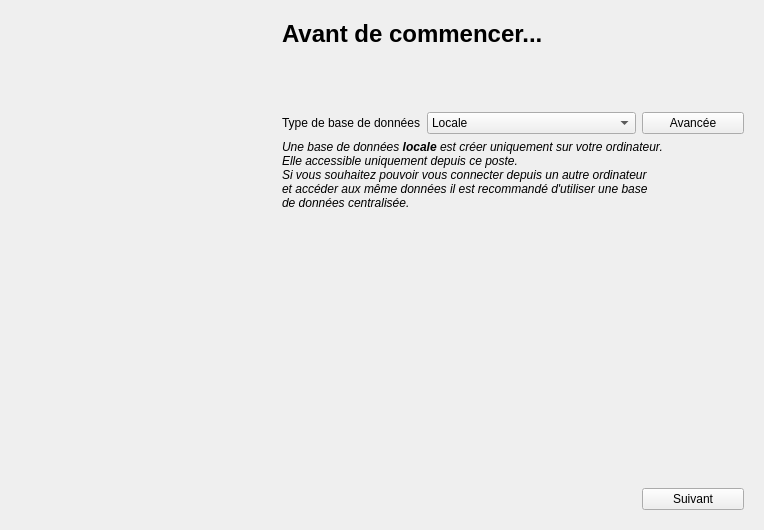
Before: the Qt Designer form src/gui/dialogs/startedwindowsdialog.ui in FACT-Team/FactDev, drawn with Qt 5.
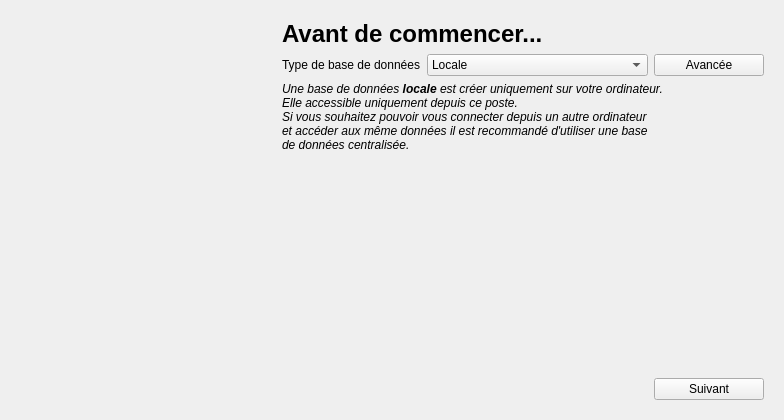
After: the same form once the commit is applied. Icons and pictures are not drawn. Custom widgets are drawn as their Qt base class.

Commit message: Modify visual aspect

```diff
--- a/src/gui/dialogs/startedwindowsdialog.ui
+++ b/src/gui/dialogs/startedwindowsdialog.ui
@@ -6,14 +6,14 @@
    <rect>
     <x>0</x>
     <y>0</y>
-    <width>764</width>
-    <height>530</height>
+    <width>784</width>
+    <height>420</height>
    </rect>
   </property>
   <property name="minimumSize">
    <size>
     <width>740</width>
-    <height>530</height>
+    <height>420</height>
    </size>
   </property>
   <property name="maximumSize">
@@ -135,21 +135,21 @@
      </widget>
      <widget class="QWidget" name="page_2">
       <layout class="QGridLayout" name="gridLayout_3">
-       <item row="2" column="3">
+       <item row="1" column="3">
         <widget class="QPushButton" name="btnAdvanced">
          <property name="text">
           <string>Avancée</string>
          </property>
         </widget>
        </item>
-       <item row="2" column="0">
+       <item row="1" column="0">
         <widget class="QLabel" name="lbDbType">
          <property name="text">
           <string>Type de base de données</string>
          </property>
         </widget>
        </item>
-       <item row="3" column="0" colspan="4">
+       <item row="2" column="0" colspan="4">
         <widget class="QLabel" name="lbDescriptionDbType">
          <property name="autoFillBackground">
           <bool>false</bool>
@@ -162,7 +162,7 @@
          </property>
         </widget>
        </item>
-       <item row="2" column="1" colspan="2">
+       <item row="1" column="1" colspan="2">
         <widget class="QComboBox" name="cbDbType">
          <item>
           <property name="text">
@@ -176,14 +176,14 @@
          </item>
         </widget>
        </item>
-       <item row="7" column="3">
+       <item row="5" column="3">
         <widget class="QPushButton" name="btnNextTo3">
          <property name="text">
           <string>Suivant</string>
          </property>
         </widget>
        </item>
-       <item row="7" column="0" colspan="3">
+       <item row="5" column="0" colspan="3">
         <spacer name="horizontalSpacer">
          <property name="orientation">
           <enum>Qt::Horizontal</enum>
@@ -196,7 +196,7 @@
          </property>
         </spacer>
        </item>
-       <item row="5" column="0" colspan="4">
+       <item row="3" column="0" colspan="4">
         <widget class="Gui::Widgets::DatabaseSettingsWidget" name="wdgDbType" native="true">
          <property name="minimumSize">
           <size>
@@ -206,19 +206,6 @@
          </property>
         </widget>
        </item>
-       <item row="6" column="0">
-        <spacer name="verticalSpacer_5">
-         <property name="orientation">
-          <enum>Qt::Vertical</enum>
-         </property>
-         <property name="sizeHint" stdset="0">
-          <size>
-           <width>20</width>
-           <height>40</height>
-          </size>
-         </property>
-        </spacer>
-       </item>
        <item row="0" column="0" colspan="4">
         <widget class="QLabel" name="lbTitleBeforeStarting">
          <property name="font">
@@ -233,21 +220,8 @@
          </property>
         </widget>
        </item>
-       <item row="1" column="1">
-        <spacer name="verticalSpacer_7">
-         <property name="orientation">
-          <enum>Qt::Vertical</enum>
-         </property>
-         <property name="sizeHint" stdset="0">
-          <size>
-           <width>20</width>
-           <height>40</height>
-          </size>
-         </property>
-        </spacer>
-       </item>
        <item row="4" column="0" colspan="4">
-        <spacer name="verticalSpacer_6">
+        <spacer name="verticalSpacer_5">
          <property name="orientation">
           <enum>Qt::Vertical</enum>
          </property>
```
The commit also changes 1 other file.
